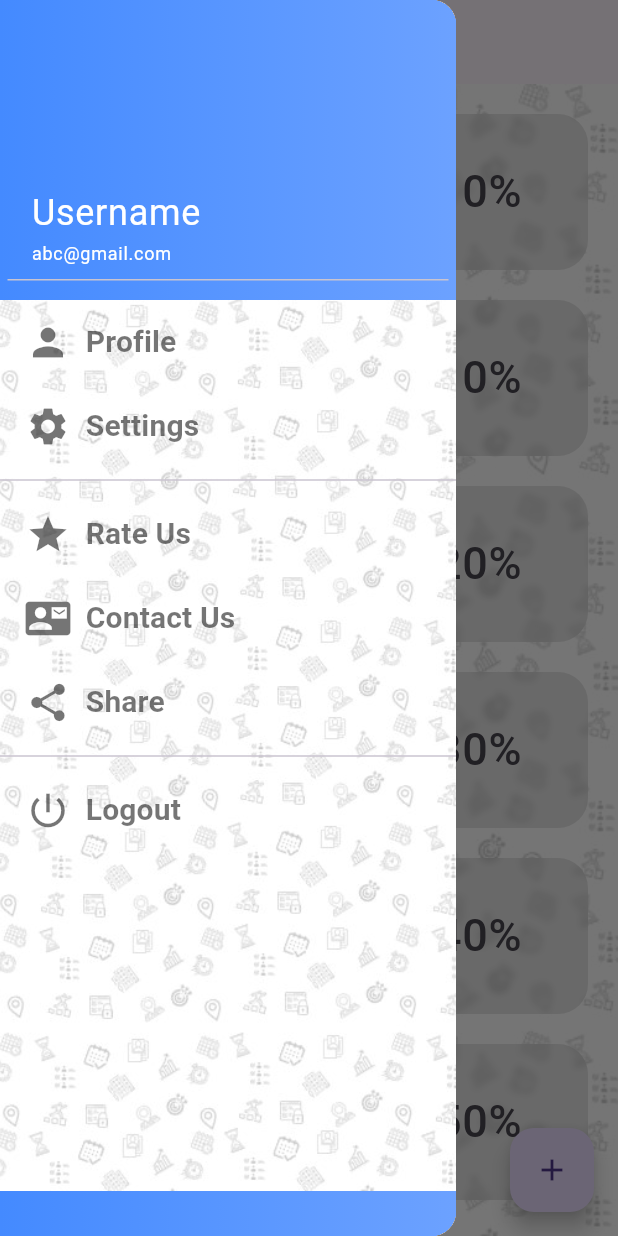
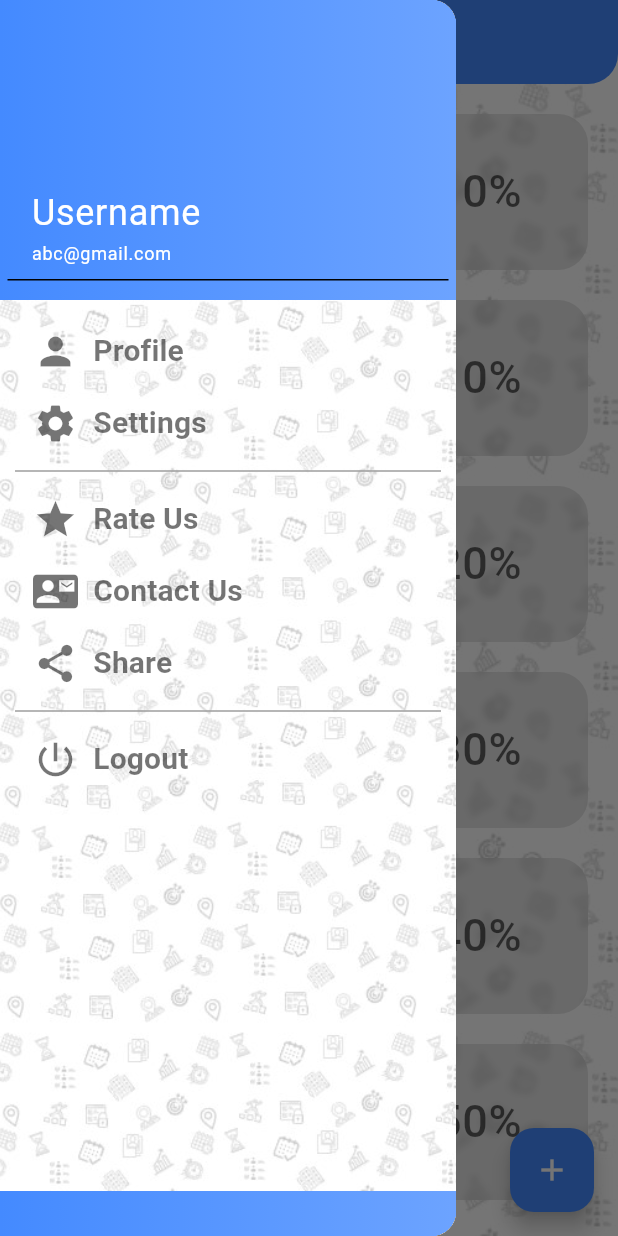
Before and after one commit to aar9av/AttendEase, a Flutter app: the DashBoard_Screen screen opened directly, with the side drawer open, on a phone screen of 412 x 824 dp. Run offline on Flutter 3.47's test engine with Material 3 defaults, Android fonts, the phone set to English and light mode, and no system bars; drawn by our look-alikes of blurrycontainer.

Commit message:
Fix theme after flutter update

```diff
--- a/lib/Widgets/DashBoard_Screen.dart
+++ b/lib/Widgets/DashBoard_Screen.dart
@@ -1,3 +1,5 @@
+// ignore_for_file: camel_case_types
+
 import 'package:flutter/material.dart';
 
 import 'Add_Subject_1.dart';
@@ -16,16 +18,19 @@ class DashBoard_Screen extends StatelessWidget {
           child: Side_Drawer(),
         ),
         appBar: AppBar(
-          title: const Text('Hi! User'),
+          title: const Text(
+            'Hi! User',
+          ),
         ),
         body: const Subjects_Listview(),
         floatingActionButton: FloatingActionButton(
           onPressed: (){
-            Navigator.pushReplacement(
+            Navigator.push(
                 context,
                 MaterialPageRoute(builder: (context) => const Add_Subject_1())
             );
           },
+          backgroundColor: Theme.of(context).primaryColor,
           tooltip: 'Add Subject',
           child: const Icon(Icons.add),
         ),
--- a/lib/Widgets/Login_Screen.dart
+++ b/lib/Widgets/Login_Screen.dart
@@ -105,7 +105,7 @@ class _Login_ScreenState extends State<Login_Screen> {
                       decoration: InputDecoration(
                         prefixIcon: const Icon(Icons.email),
                         border: OutlineInputBorder(
-                            borderRadius: BorderRadius.circular(50)
+                            borderRadius: BorderRadius.circular(50),
                         ),
                         labelText: 'Email/Mobile Number',
                         errorText: validateUsername ? null : "Invalid Email or Mobile Number",
--- a/lib/Widgets/Side_Drawer.dart
+++ b/lib/Widgets/Side_Drawer.dart
@@ -76,7 +76,7 @@ class _Side_DrawerState extends State<Side_Drawer> {
                         color: Colors.white,
                         fontSize: 12,
                       ),
-                    )
+                    ),
                   ],
                 ),
               ),
@@ -87,6 +87,8 @@ class _Side_DrawerState extends State<Side_Drawer> {
                 children: [
                   const Background(),
                   SingleChildScrollView(
+                    child: Container(
+                      padding: const EdgeInsets.all(10),
                       child: Column(
                         mainAxisAlignment: MainAxisAlignment.start,
                         children: [
@@ -94,10 +96,8 @@ class _Side_DrawerState extends State<Side_Drawer> {
                             onPressed: (){
 
                             },
-                          child: Container(
-                            padding: const EdgeInsets.all(5),
-                            child: Row(
-                              children: const [
+                            child: const Row(
+                              children: [
                                 Icon(
                                   Icons.person,
                                   size: 30,
@@ -114,15 +114,12 @@ class _Side_DrawerState extends State<Side_Drawer> {
                               ],
                             ),
                           ),
-                        ),
                           TextButton(
                             onPressed: (){
 
                             },
-                          child: Container(
-                            padding: const EdgeInsets.all(5),
-                            child: Row(
-                              children: const [
+                            child: const Row(
+                              children: [
                                 Icon(
                                   Icons.settings,
                                   size: 30,
@@ -139,16 +136,15 @@ class _Side_DrawerState extends State<Side_Drawer> {
                               ],
                             ),
                           ),
+                          const Divider(
+                            color: Colors.grey,
                           ),
-                        const Divider(),
                           TextButton(
                             onPressed: (){
 
                             },
-                          child: Container(
-                            padding: const EdgeInsets.all(5),
-                            child: Row(
-                              children: const [
+                            child: const Row(
+                              children: [
                                 Icon(
                                   Icons.star,
                                   size: 30,
@@ -165,15 +161,12 @@ class _Side_DrawerState extends State<Side_Drawer> {
                               ],
                             ),
                           ),
-                        ),
                           TextButton(
                             onPressed: (){
 
                             },
-                          child: Container(
-                            padding: const EdgeInsets.all(5),
-                            child: Row(
-                              children: const [
+                            child: const Row(
+                              children: [
                                 Icon(
                                   Icons.contact_mail,
                                   size: 30,
@@ -190,15 +183,12 @@ class _Side_DrawerState extends State<Side_Drawer> {
                               ],
                             ),
                           ),
-                        ),
                           TextButton(
                             onPressed: (){
 
                             },
-                          child: Container(
-                            padding: const EdgeInsets.all(5),
-                            child: Row(
-                              children: const [
+                            child: const Row(
+                              children: [
                                 Icon(
                                   Icons.share,
                                   size: 30,
@@ -215,8 +205,9 @@ class _Side_DrawerState extends State<Side_Drawer> {
                               ],
                             ),
                           ),
+                          const Divider(
+                            color: Colors.grey,
                           ),
-                        const Divider(),
                           TextButton(
                             onPressed: (){
                               Navigator.pushReplacement(
@@ -224,10 +215,8 @@ class _Side_DrawerState extends State<Side_Drawer> {
                                 MaterialPageRoute(builder: (context) => const Login_Screen()),
                               );
                             },
-                          child: Container(
-                            padding: const EdgeInsets.all(5),
-                            child: Row(
-                              children: const [
+                            child: const Row(
+                              children: [
                                 Icon(
                                   Icons.power_settings_new,
                                   size: 30,
@@ -244,8 +233,8 @@ class _Side_DrawerState extends State<Side_Drawer> {
                               ],
                             ),
                           ),
+                        ],
                       ),
-                      ],
                     ),
                   )
                 ],
--- a/lib/Widgets/Subject_Panel.dart
+++ b/lib/Widgets/Subject_Panel.dart
@@ -32,7 +32,7 @@ class _Subject_PanelState extends State<Subject_Panel> {
                 Container(
                   height: 300,
                   width: double.infinity,
-                padding: EdgeInsets.all(20),
+                  padding: const EdgeInsets.all(20),
                   child: BlurryContainer(
                     blur: 5,
                     color: Colors.transparent.withOpacity(0.05),
@@ -70,7 +70,7 @@ class _Subject_PanelState extends State<Subject_Panel> {
                   ),
                 ),
                 Container(
-                height: MediaQuery.of(context).size.height-430,
+                  height: MediaQuery.of(context).size.height-450,
                   width: double.infinity,
                   padding: const EdgeInsets.all(20),
                   child: BlurryContainer(
--- a/lib/Widgets/Subjects_Listview.dart
+++ b/lib/Widgets/Subjects_Listview.dart
@@ -125,7 +125,7 @@ class _Subjects_ListviewState extends State<Subjects_Listview> {
                           ),
                         );
                       } else{
-                        Navigator.pushReplacement(
+                        Navigator.push(
                           context,
                           MaterialPageRoute(builder: (context) => const Edit_Subject_1()),
                         );
@@ -144,15 +144,27 @@ class _Subjects_ListviewState extends State<Subjects_Listview> {
                             );
                           },
                           child: ListTile(
-                            leading: const Icon(
+                            leading: Icon(
                               Icons.book,
                               size: 40,
+                              color: Colors.black.withAlpha(150),
                             ),
-                            title: Text(subject[index]),
-                            subtitle: Text(subjectCoordinator[index]),
+                            title: Text(
+                              subject[index],
+                              style: TextStyle(
+                                color: Colors.black.withAlpha(200),
+                              ),
+                            ),
+                            subtitle: Text(
+                              subjectCoordinator[index],
+                              style: TextStyle(
+                                color: Colors.black.withAlpha(200),
+                              ),
+                            ),
                             trailing: Text(
                               '${percentage[index]}%',
-                              style: const TextStyle(
+                              style: TextStyle(
+                                color: Colors.black.withAlpha(150),
                                 fontSize: 30,
                               ),
                             ),
--- a/pubspec.yaml
+++ b/pubspec.yaml
@@ -49,7 +49,7 @@ dev_dependencies:
   # package. See that file for information about deactivating specific lint
   # rules and activating additional ones.
   flutter_lints: ^2.0.0
-  flutter_launcher_icons: "^0.8.0"
+  flutter_launcher_icons: "^0.13.1"
 
 flutter_icons:
   android: "launcher_icon"
```
Also changed, not shown: lib/Widgets/Add_Subject_1.dart (+16 -12 lines), lib/Widgets/Add_Subject_2.dart (+6 -5 lines), lib/Widgets/Edit_Subject_1.dart (+16 -12 lines), lib/Widgets/Edit_Subject_2.dart (+10 -7 lines), lib/main.dart (+20 -4 lines), pubspec.lock, 1 other file. Lines whose indentation alone changed are shown as unchanged.
